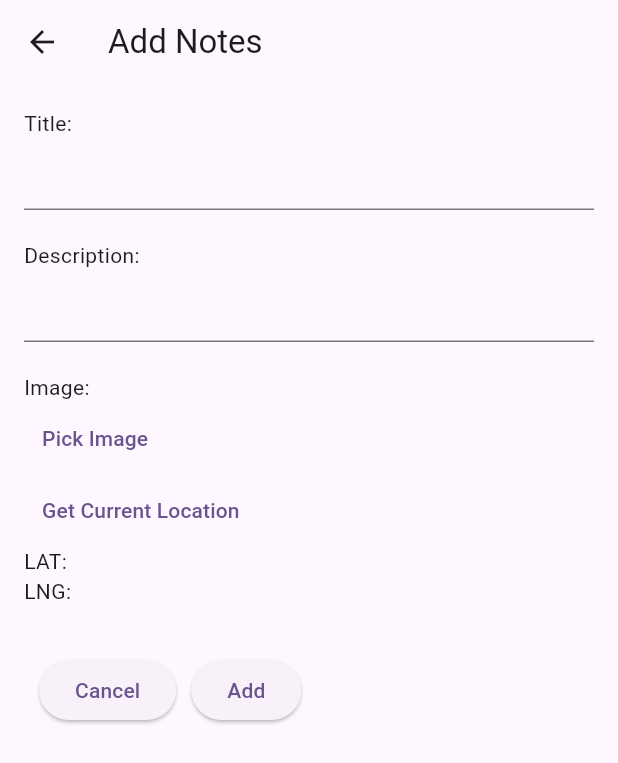
After one commit to JeoVn/Notes, a Flutter app: the NoteEditScreen screen opened directly, after a tap on "Get Current Location", on a phone screen of 412 x 824 dp. The commit adds this screen. Shown: the top 763 px of the screen. Run offline on Flutter 3.47's test engine with Material 3 defaults, Android fonts, the phone set to English and light mode, and no system bars; our stand-ins replace cloud_firestore, firebase_core, firebase_storage, geolocator, image_picker; accounts and stored records are empty.

Commit message:
location

```diff
--- a/lib/models/note.dart
+++ b/lib/models/note.dart
@@ -5,6 +5,8 @@ class Note {
   final String title;
   final String description;
   String? imageUrl;
+  double? latitude;
+  double? longitude;
   Timestamp? createdAt;
   Timestamp? updatedAt;
 
@@ -13,6 +15,8 @@ class Note {
     required this.title,
     required this.description,
     this.imageUrl,
+    this.latitude,
+    this.longitude,
     this.createdAt,
     this.updatedAt,
   });
@@ -24,6 +28,8 @@ class Note {
       title: data['title'],
       description: data['description'],
       imageUrl: data['image_url'],
+      latitude: data['latitude'] as double,
+      longitude: data['longitude'] as double,
       createdAt: data['created_at'] as Timestamp,
       updatedAt: data['updated_at'] as Timestamp,
     );
@@ -34,6 +40,8 @@ class Note {
       'title': title,
       'description': description,
       'image_url': imageUrl,
+      'latitude': latitude,
+      'longitude': longitude,
       'created_at': createdAt,
       'updated_at': updatedAt,
     };
--- /dev/null
+++ b/lib/screens/note_edit_screen.dart
@@ -0,0 +1,162 @@
+import 'dart:io';
+
+import 'package:flutter/foundation.dart';
+import 'package:flutter/material.dart';
+import 'package:flutter/widgets.dart';
+import 'package:geolocator/geolocator.dart';
+import 'package:image_picker/image_picker.dart';
+import 'package:notes/models/note.dart';
+import 'package:notes/services/location_service.dart';
+import 'package:notes/services/note_service.dart';
+
+class NoteEditScreen extends StatefulWidget {
+  final Note? note;
+
+  const NoteEditScreen({super.key, this.note});
+
+  @override
+  State<NoteEditScreen> createState() => _NoteEditScreenState();
+}
+
+class _NoteEditScreenState extends State<NoteEditScreen> {
+  final TextEditingController _titleController = TextEditingController();
+  final TextEditingController _descriptionController = TextEditingController();
+  File? _imageFile;
+  Position? _currentPosition;
+  // String? _currentAddress;
+
+  @override
+  void initState() {
+    super.initState();
+    if (widget.note != null) {
+      _titleController.text = widget.note!.title;
+      _descriptionController.text = widget.note!.description;
+    }
+  }
+
+  Future<void> _pickImage() async {
+    final pickedFile =
+        await ImagePicker().pickImage(source: ImageSource.gallery);
+    if (pickedFile != null) {
+      setState(() {
+        _imageFile = File(pickedFile.path);
+      });
+    }
+  }
+
+  Future<void> _pickLocation() async {
+    final currentPosition = await LocationService.getCurrentPosition();
+    // final currentAddress = await LocationService.getAddressFromLatLng(_currentPosition!);
+    setState(() {
+      _currentPosition = currentPosition;
+      // _currentAddress = currentAddress;
+    });
+  }
+
+  @override
+  Widget build(BuildContext context) {
+    return Scaffold(
+      appBar: AppBar(
+        title: Text(widget.note == null ? 'Add Notes' : 'Update Notes'),
+      ),
+      body: Padding(
+        padding: const EdgeInsets.all(16.0),
+        child: Column(
+          crossAxisAlignment: CrossAxisAlignment.start,
+          children: [
+            const Text(
+              'Title: ',
+              textAlign: TextAlign.start,
+            ),
+            TextField(
+              controller: _titleController,
+            ),
+            const Padding(
+              padding: EdgeInsets.only(top: 20),
+              child: Text(
+                'Description: ',
+              ),
+            ),
+            TextField(
+              controller: _descriptionController,
+            ),
+            const Padding(
+              padding: EdgeInsets.only(top: 20),
+              child: Text('Image: '),
+            ),
+            _imageFile != null
+                ? AspectRatio(
+                    aspectRatio: 16 / 9,
+                    child: Image.file(_imageFile!, fit: BoxFit.cover),
+                  )
+                : (widget.note?.imageUrl != null &&
+                        Uri.parse(widget.note!.imageUrl!).isAbsolute
+                    ? AspectRatio(
+                        aspectRatio: 16 / 9,
+                        child: Image.network(widget.note!.imageUrl!,
+                            fit: BoxFit.cover),
+                      )
+                    : Container()),
+            TextButton(
+              onPressed: _pickImage,
+              child: const Text('Pick Image'),
+            ),
+            TextButton(
+              onPressed: _pickLocation,
+              child: const Text('Get Current Location'),
+            ),
+            Text('LAT: ${_currentPosition?.latitude ?? ""}'),
+            Text('LNG: ${_currentPosition?.longitude ?? ""}'),
+            // Text('ADDRESS: ${_currentAddress ?? ""}'),
+
+            SizedBox(
+              height: 32,
+            ),
+
+            Row(
+              children: [
+                Padding(
+                  padding: const EdgeInsets.symmetric(horizontal: 10),
+                  child: ElevatedButton(
+                    onPressed: () {
+                      Navigator.of(context).pop();
+                    },
+                    child: const Text('Cancel'),
+                  ),
+                ),
+                ElevatedButton(
+                  onPressed: () async {
+                    String? imageUrl;
+                    if (_imageFile != null) {
+                      imageUrl = await NoteService.uploadImage(_imageFile!);
+                    } else {
+                      imageUrl = widget.note?.imageUrl;
+                    }
+                    Note note = Note(
+                      id: widget.note?.id,
+                      title: _titleController.text,
+                      description: _descriptionController.text,
+                      imageUrl: imageUrl,
+                      latitude: _currentPosition?.latitude,
+                      longitude: _currentPosition?.longitude,
+                      createdAt: widget.note?.createdAt,
+                    );
+
+                    if (widget.note == null) {
+                      NoteService.addNote(note)
+                          .whenComplete(() => Navigator.of(context).pop());
+                    } else {
+                      NoteService.updateNote(note)
+                          .whenComplete(() => Navigator.of(context).pop());
+                    }
+                  },
+                  child: Text(widget.note == null ? 'Add' : 'Update'),
+                ),
+              ],
+            )
+          ],
+        ),
+      ),
+    );
+  }
+}
--- /dev/null
+++ b/lib/services/location_service.dart
@@ -0,0 +1,40 @@
+import 'package:geolocator/geolocator.dart';
+
+abstract class LocationService {
+  static Future<bool> handleLocationPermission() async {
+    bool serviceEnabled;
+    LocationPermission permission;
+
+    serviceEnabled = await Geolocator.isLocationServiceEnabled();
+    if (!serviceEnabled) {
+      // Location services are disabled. Please enable the services
+      return false;
+    }
+    permission = await Geolocator.checkPermission();
+    if (permission == LocationPermission.denied) {
+      permission = await Geolocator.requestPermission();
+      if (permission == LocationPermission.denied) {
+        // Location permissions are denied
+        return false;
+      }
+    }
+    if (permission == LocationPermission.deniedForever) {
+      // Location permissions are permanently denied, we cannot request permissions.
+
+      return false;
+    }
+    return true;
+  }
+
+  static Future<Position?> getCurrentPosition() async {
+    try {
+      final hasPermission = await handleLocationPermission();
+      if (!hasPermission) return null;
+      return await Geolocator.getCurrentPosition(
+        desiredAccuracy: LocationAccuracy.high,
+      );
+    } catch (e) {
+      return null;
+    }
+  }
+}
```
Also changed, not shown: lib/screens/note_list_screen.dart (+54 -23 lines), lib/services/note_service.dart (+9 -1 lines), lib/widgets/note_dialog.dart (+35 -25 lines), pubspec.yaml (+4 -5 lines), pubspec.lock, 7 other files.
